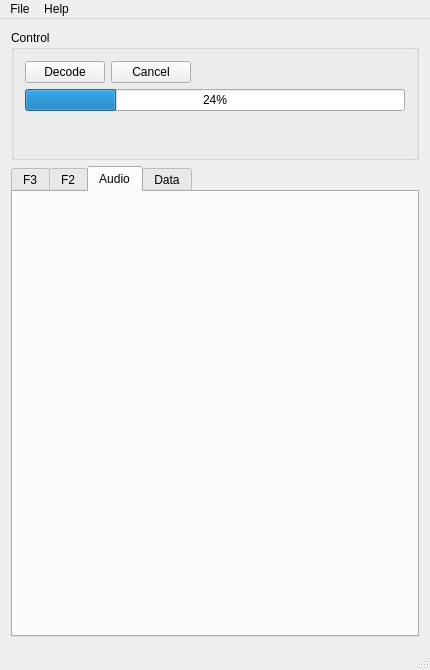
Old version of the form tools/ld-process-efm/mainwindow.ui in the repository happycube/ld-decode.
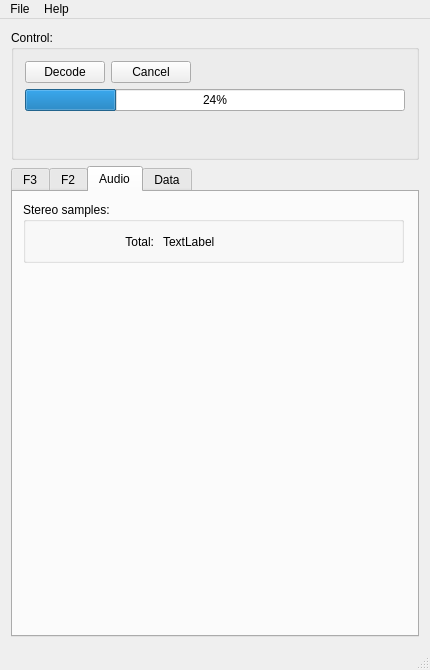
New version of the form. The open tabs and pages were chosen to show the change. Icons and pictures are not drawn.

Commit message: Added audio output to temp file in ld-process-efm - WIP #228

Patch:
```diff
--- a/tools/ld-process-efm/mainwindow.ui
+++ b/tools/ld-process-efm/mainwindow.ui
@@ -36,7 +36,7 @@
          </size>
         </property>
         <property name="title">
-         <string>Control</string>
+         <string>Control:</string>
         </property>
         <layout class="QVBoxLayout" name="verticalLayout_4">
          <item>
@@ -710,6 +710,48 @@
          <attribute name="title">
           <string>Audio</string>
          </attribute>
+         <widget class="QGroupBox" name="groupBox_5">
+          <property name="geometry">
+           <rect>
+            <x>10</x>
+            <y>10</y>
+            <width>381</width>
+            <height>61</height>
+           </rect>
+          </property>
+          <property name="title">
+           <string>Stereo samples:</string>
+          </property>
+          <widget class="QLabel" name="label_20">
+           <property name="geometry">
+            <rect>
+             <x>10</x>
+             <y>30</y>
+             <width>121</width>
+             <height>20</height>
+            </rect>
+           </property>
+           <property name="text">
+            <string>Total:</string>
+           </property>
+           <property name="alignment">
+            <set>Qt::AlignRight|Qt::AlignTrailing|Qt::AlignVCenter</set>
+           </property>
+          </widget>
+          <widget class="QLabel" name="audio_totalSamples">
+           <property name="geometry">
+            <rect>
+             <x>140</x>
+             <y>30</y>
+             <width>231</width>
+             <height>20</height>
+            </rect>
+           </property>
+           <property name="text">
+            <string>TextLabel</string>
+           </property>
+          </widget>
+         </widget>
         </widget>
         <widget class="QWidget" name="dataTab">
          <attribute name="title">
```
Left out of the diff: 4 changed lines with no effect on the pictures. The commit also changes 8 other files.
